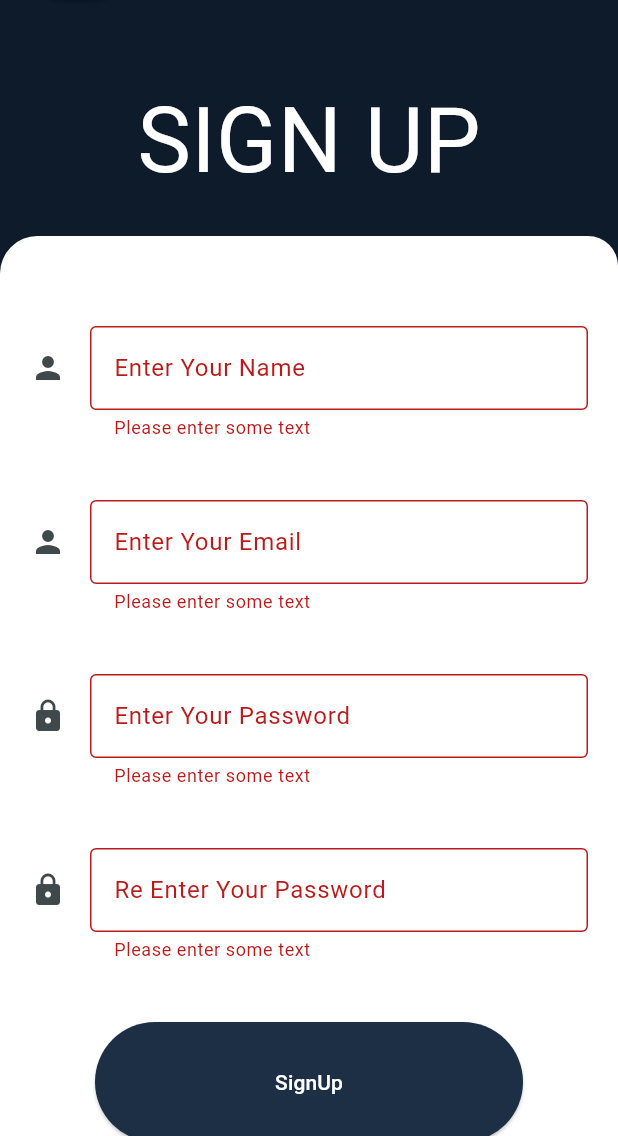
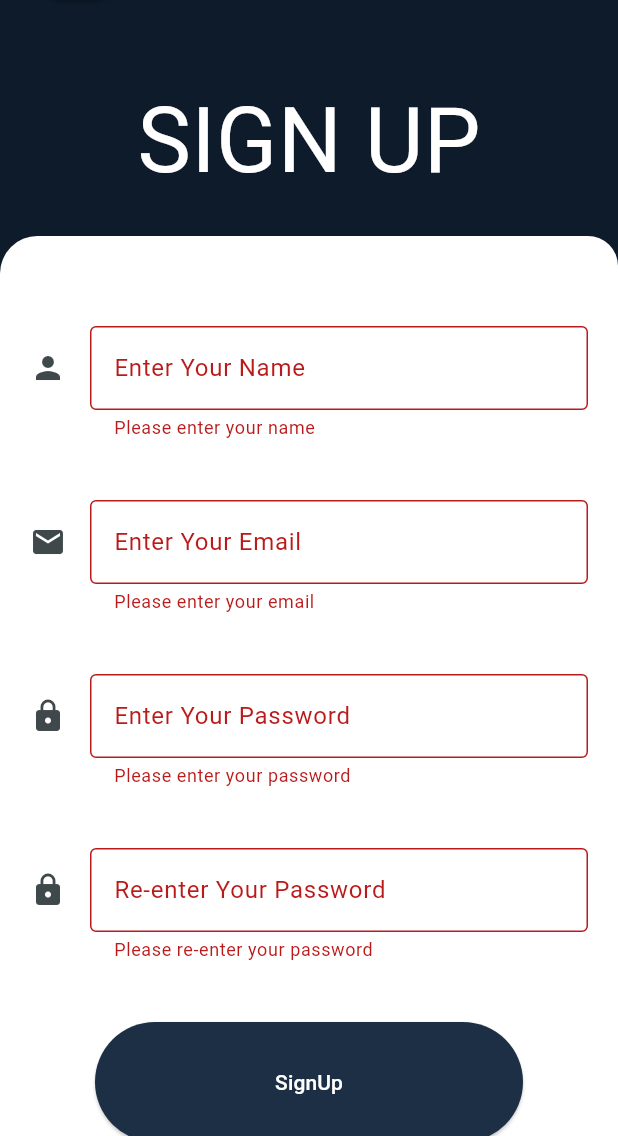
Before and after one commit to ABDULLAHABDULLAH-crypto/Fitness-App, a Flutter app: the SignUp screen opened directly, after a tap on "SignUp", on a phone screen of 412 x 824 dp, the part 100-1236 px from its top. Run offline on Flutter 3.47's test engine with Material 3 defaults, Android fonts, the phone set to English and light mode, and no system bars; our stand-ins replace firebase_auth, firebase_core; accounts and stored records are empty.

Commit message:
Adding Auth method with FireBase

```diff
--- a/lib/pages/auth/SignIn.dart
+++ b/lib/pages/auth/SignIn.dart
@@ -1,12 +1,44 @@
 import 'package:fitness_app/pages/auth/SignUp.dart';
 import 'package:fitness_app/pages/mainPage.dart';
 import 'package:flutter/material.dart';
+import 'package:firebase_auth/firebase_auth.dart';
 
-class SignIn extends StatelessWidget {
+class SignIn extends StatefulWidget {
+  @override
+  _SignInState createState() => _SignInState();
+}
+
+class _SignInState extends State<SignIn> {
   final _formKey = GlobalKey<FormState>();
+  final FirebaseAuth _auth = FirebaseAuth.instance;
+
+  // Controllers to get text from TextFormFields
+  final TextEditingController _emailController = TextEditingController();
+  final TextEditingController _passwordController = TextEditingController();
+
+  // Function to handle SignIn
+  Future<void> _signIn() async {
+    try {
+      UserCredential userCredential = await _auth.signInWithEmailAndPassword(
+        email: _emailController.text,
+        password: _passwordController.text,
+      );
+
+      // On successful sign-in, navigate to MainPage
+      Navigator.pushReplacement(
+        context,
+        MaterialPageRoute(builder: (context) => MainPage()),
+      );
+    } catch (e) {
+      // Handle error during sign-in
+      ScaffoldMessenger.of(context).showSnackBar(
+        SnackBar(content: Text('Error: $e')),
+      );
+    }
+  }
+
   @override
   Widget build(BuildContext context) {
-    // TODO: implement build
     return Scaffold(
       body: Container(
         decoration: const BoxDecoration(color: Color(0xFF0D1B2A)),
@@ -49,14 +81,18 @@ class SignIn extends StatelessWidget {
                         Padding(
                           padding: EdgeInsets.all(20),
                           child: TextFormField(
+                            controller: _emailController,
                             decoration: const InputDecoration(
                                 labelText: "Enter Your Email",
                                 border: OutlineInputBorder(),
                                 icon: Icon(Icons.person)),
-                            // The validator receives the text that the user has entered.
                             validator: (value) {
                               if (value == null || value.isEmpty) {
-                                return 'Please enter some text';
+                                return 'Please enter your email';
+                              }
+                              if (!RegExp(r'^[^@]+@[^@]+\.[^@]+')
+                                  .hasMatch(value)) {
+                                return 'Please enter a valid email address';
                               }
                               return null;
                             },
@@ -65,14 +101,15 @@ class SignIn extends StatelessWidget {
                         Padding(
                           padding: EdgeInsets.all(20),
                           child: TextFormField(
+                            controller: _passwordController,
+                            obscureText: true,
                             decoration: const InputDecoration(
                                 labelText: "Enter Your Password",
                                 border: OutlineInputBorder(),
                                 icon: Icon(Icons.lock)),
-                            // The validator receives the text that the user has entered.
                             validator: (value) {
                               if (value == null || value.isEmpty) {
-                                return 'Please enter some text';
+                                return 'Please enter your password';
                               }
                               return null;
                             },
@@ -88,12 +125,8 @@ class SignIn extends StatelessWidget {
                           onPressed: () {
                             // Validate returns true if the form is valid, or false otherwise.
                             if (_formKey.currentState!.validate()) {
-                              // If the form is valid, display a snackbar. In the real world,
-                              // you'd often call a server or save the information in a database.
-                              ScaffoldMessenger.of(context).showSnackBar(
-                                const SnackBar(
-                                    content: Text('Processing Data')),
-                              );
+                              // If the form is valid, proceed to sign-in
+                              _signIn();
                             }
                           },
                           child: const Text(
--- a/lib/pages/auth/SignUp.dart
+++ b/lib/pages/auth/SignUp.dart
@@ -1,11 +1,54 @@
+import 'package:firebase_auth/firebase_auth.dart';
+import 'package:flutter/material.dart';
 import 'package:fitness_app/pages/mainPage.dart';
-import 'package:flutter/material.dart';
 
-class SignUp extends StatelessWidget {
+class SignUp extends StatefulWidget {
+  @override
+  _SignUpState createState() => _SignUpState();
+}
+
+class _SignUpState extends State<SignUp> {
   final _formKey = GlobalKey<FormState>();
+  final FirebaseAuth _auth = FirebaseAuth.instance;
+
+  // Controllers to get text from TextFormFields
+  final TextEditingController _nameController = TextEditingController();
+  final TextEditingController _emailController = TextEditingController();
+  final TextEditingController _passwordController = TextEditingController();
+  final TextEditingController _rePasswordController = TextEditingController();
+
+  // Function to handle SignUp
+  Future<void> _signUp() async {
+    if (_passwordController.text != _rePasswordController.text) {
+      // If passwords don't match, show an error
+      ScaffoldMessenger.of(context).showSnackBar(
+        SnackBar(content: Text('Passwords do not match')),
+      );
+      return;
+    }
+
+    try {
+      // Create the user with Firebase Authentication
+      UserCredential userCredential = await _auth.createUserWithEmailAndPassword(
+        email: _emailController.text,
+        password: _passwordController.text,
+      );
+
+      // On successful sign up, navigate to MainPage
+      Navigator.pushReplacement(
+        context,
+        MaterialPageRoute(builder: (context) => MainPage()),
+      );
+    } catch (e) {
+      // Handle error during sign-up
+      ScaffoldMessenger.of(context).showSnackBar(
+        SnackBar(content: Text('Error: $e')),
+      );
+    }
+  }
+
   @override
   Widget build(BuildContext context) {
-    // TODO: implement build
     return Scaffold(
       body: Container(
         decoration: const BoxDecoration(color: Color(0xFF0D1B2A)),
@@ -16,8 +59,7 @@ class SignUp extends StatelessWidget {
             padding: EdgeInsets.all(20),
             child: ElevatedButton(
                 style: ElevatedButton.styleFrom(
-                    padding:
-                        const EdgeInsets.symmetric(horizontal: 0, vertical: 0)),
+                    padding: const EdgeInsets.symmetric(horizontal: 0, vertical: 0)),
                 onPressed: () {
                   Navigator.pop(context);
                 },
@@ -48,14 +90,14 @@ class SignUp extends StatelessWidget {
                         Padding(
                           padding: EdgeInsets.all(20),
                           child: TextFormField(
+                            controller: _nameController,
                             decoration: const InputDecoration(
                                 labelText: "Enter Your Name",
                                 border: OutlineInputBorder(),
                                 icon: Icon(Icons.person)),
-                            // The validator receives the text that the user has entered.
                             validator: (value) {
                               if (value == null || value.isEmpty) {
-                                return 'Please enter some text';
+                                return 'Please enter your name';
                               }
                               return null;
                             },
@@ -64,14 +106,17 @@ class SignUp extends StatelessWidget {
                         Padding(
                           padding: EdgeInsets.all(20),
                           child: TextFormField(
+                            controller: _emailController,
                             decoration: const InputDecoration(
                                 labelText: "Enter Your Email",
                                 border: OutlineInputBorder(),
-                                icon: Icon(Icons.person)),
-                            // The validator receives the text that the user has entered.
+                                icon: Icon(Icons.email)),
                             validator: (value) {
                               if (value == null || value.isEmpty) {
-                                return 'Please enter some text';
+                                return 'Please enter your email';
+                              }
+                              if (!RegExp(r'^[^@]+@[^@]+\.[^@]+').hasMatch(value)) {
+                                return 'Please enter a valid email address';
                               }
                               return null;
                             },
@@ -80,14 +125,18 @@ class SignUp extends StatelessWidget {
                         Padding(
                           padding: EdgeInsets.all(20),
                           child: TextFormField(
+                            controller: _passwordController,
+                            obscureText: true,
                             decoration: const InputDecoration(
                                 labelText: "Enter Your Password",
                                 border: OutlineInputBorder(),
                                 icon: Icon(Icons.lock)),
-                            // The validator receives the text that the user has entered.
                             validator: (value) {
                               if (value == null || value.isEmpty) {
-                                return 'Please enter some text';
+                                return 'Please enter your password';
+                              }
+                              if (value.length < 6) {
+                                return 'Password must be at least 6 characters';
                               }
                               return null;
                             },
@@ -96,14 +145,15 @@ class SignUp extends StatelessWidget {
                         Padding(
                           padding: EdgeInsets.all(20),
                           child: TextFormField(
+                            controller: _rePasswordController,
+                            obscureText: true,
                             decoration: const InputDecoration(
-                                labelText: "Re Enter Your Password",
+                                labelText: "Re-enter Your Password",
                                 border: OutlineInputBorder(),
                                 icon: Icon(Icons.lock)),
-                            // The validator receives the text that the user has entered.
                             validator: (value) {
                               if (value == null || value.isEmpty) {
-                                return 'Please enter some text';
+                                return 'Please re-enter your password';
                               }
                               return null;
                             },
@@ -112,18 +162,11 @@ class SignUp extends StatelessWidget {
                         SizedBox(height: 20),
                         ElevatedButton(
                           style: ElevatedButton.styleFrom(
-                              padding: EdgeInsets.symmetric(
-                                  vertical: 30, horizontal: 120),
+                              padding: EdgeInsets.symmetric(vertical: 30, horizontal: 120),
                               backgroundColor:const Color.fromARGB(255, 28, 47, 68)),
                           onPressed: () {
-                            // Validate returns true if the form is valid, or false otherwise.
                             if (_formKey.currentState!.validate()) {
-                              // If the form is valid, display a snackbar. In the real world,
-                              // you'd often call a server or save the information in a database.
-                              ScaffoldMessenger.of(context).showSnackBar(
-                                const SnackBar(
-                                    content: Text('Processing Data')),
-                              );
+                              _signUp();  // Call the signUp function
                             }
                           },
                           child: const Text(
@@ -134,7 +177,6 @@ class SignUp extends StatelessWidget {
                         SizedBox(height: 20),
                         GestureDetector(
                           onTap: () {
-                            // Handle Skip action
                             Navigator.push(
                                 context,
                                 MaterialPageRoute(
--- a/pubspec.yaml
+++ b/pubspec.yaml
@@ -35,6 +35,8 @@ dependencies:
   # The following adds the Cupertino Icons font to your application.
   # Use with the CupertinoIcons class for iOS style icons.
   cupertino_icons: ^1.0.2
+  firebase_core: ^2.24.2
+  firebase_auth: ^4.16.0
 
 dev_dependencies:
   flutter_test:
```
Also changed, not shown: lib/main.dart (+13 -3 lines), firebase.json (added), lib/firebase_options.dart (added), pubspec.lock, 6 other files.
